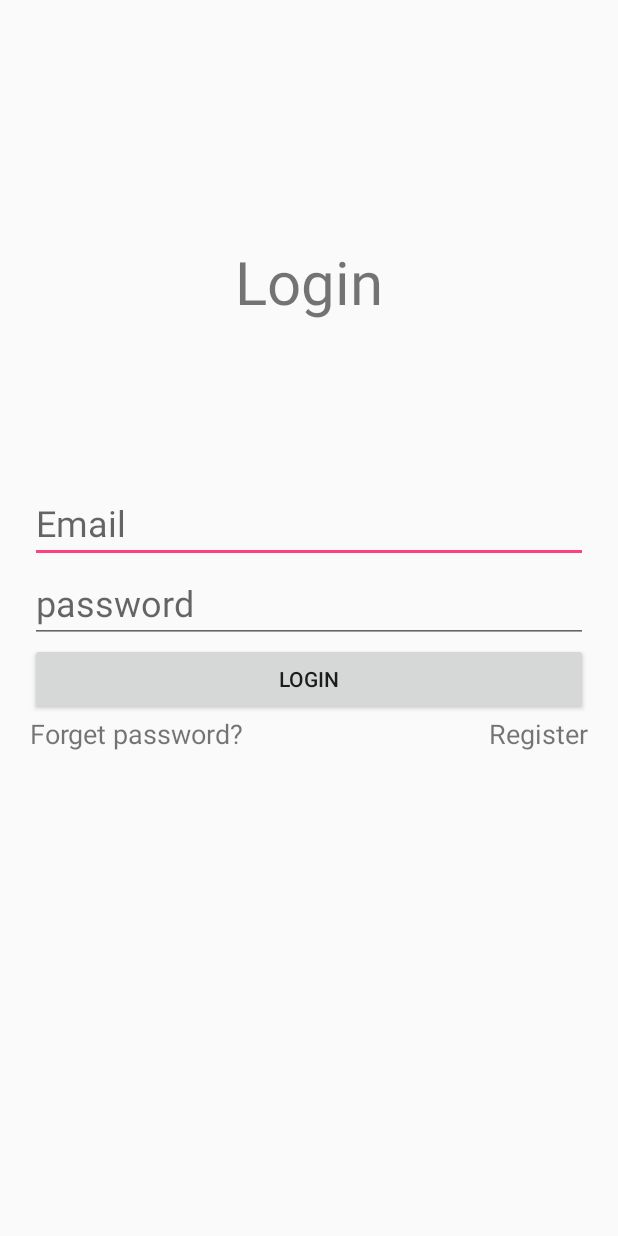
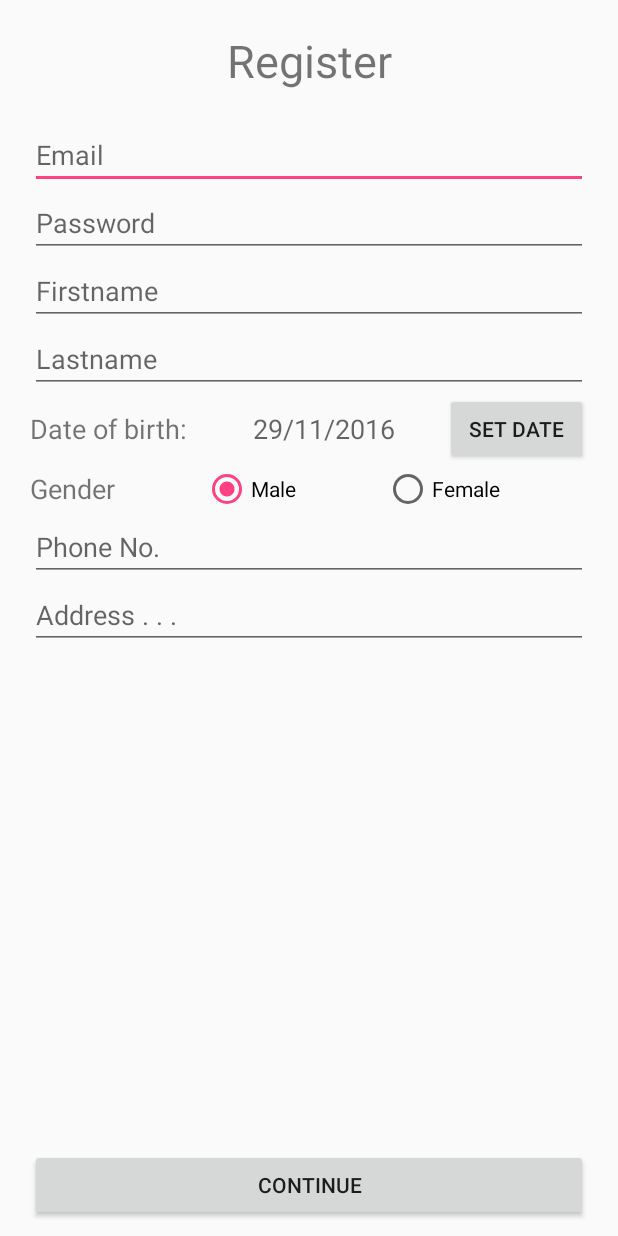
Before and after one commit to 7daysnevermore/SeniorBeautician, an Android app: the screen it shows after launch (EmailLogin before the commit, Register after it), after a tap on "Register", on a phone screen of 412 x 824 dp. Run offline under Robolectric (Android 15) with nearby library versions, the phone set to English and light mode, and no system bars; our stand-ins replace Firebase (no records; nobody signed in at launch, a user with empty details on screens opened directly).

Commit message:
Registration Flow 1st Phase
ทำแค่ xml ของ registration

```diff
--- a/BeautyBlinkBeautician/app/src/main/AndroidManifest.xml
+++ b/BeautyBlinkBeautician/app/src/main/AndroidManifest.xml
@@ -16,6 +16,7 @@
             </intent-filter>
         </activity>
         <activity android:name=".EmailLogin"></activity>
+        <activity android:name=".Register"></activity>
     </application>
 
 </manifest>
--- a/BeautyBlinkBeautician/app/src/main/java/com/example/nunepc/beautyblinkbeautician/EmailLogin.java
+++ b/BeautyBlinkBeautician/app/src/main/java/com/example/nunepc/beautyblinkbeautician/EmailLogin.java
@@ -92,7 +92,10 @@ public class EmailLogin extends AppCompatActivity implements View.OnClickListene
                     EmailPasswordLogin();
                     break;
                 case R.id.register:
-                    Register();
+
+                    Intent intent = new Intent(this, Register.class);
+                    startActivity(intent);
+                    //Register();
                     break;
             }
         }
@@ -111,11 +114,15 @@ public class EmailLogin extends AppCompatActivity implements View.OnClickListene
                 return;
             }
 
+            Toast.makeText(EmailLogin.this, "Test1", Toast.LENGTH_LONG).show();
+
             //authenticate user
             mAuth.signInWithEmailAndPassword(email, password)
                     .addOnCompleteListener(EmailLogin.this, new OnCompleteListener<AuthResult>() {
                         @Override
                         public void onComplete(@NonNull Task<AuthResult> task) {
+
+                            Toast.makeText(EmailLogin.this, "Test", Toast.LENGTH_LONG).show();
                             // If sign in fails, display a message to the user. If sign in succeeds
                             // the auth state listener will be notified and logic to handle the
                             // signed in user can be handled in the listener.
--- a/BeautyBlinkBeautician/app/src/main/java/com/example/nunepc/beautyblinkbeautician/Register.java
+++ b/BeautyBlinkBeautician/app/src/main/java/com/example/nunepc/beautyblinkbeautician/Register.java
@@ -1,8 +1,100 @@
 package com.example.nunepc.beautyblinkbeautician;
+
+
+import android.content.Intent;
+import android.support.v7.app.AppCompatActivity;
+import android.os.Bundle;
+import android.app.DatePickerDialog;
+import android.app.Dialog;
+import android.view.View;
+
+import android.widget.DatePicker;
+import android.widget.TextView;
+import android.widget.Toast;
+
+import com.example.nunepc.beautyblinkbeautician.fragment.GalleryFragment;
+import com.google.firebase.auth.FirebaseAuth;
+import com.google.firebase.auth.FirebaseUser;
+
+import java.util.Calendar;
 
 /**
  * Created by NunePC on 23/11/2559.
  */
 
-public class Register {
+public class Register extends AppCompatActivity implements View.OnClickListener {
+
+    private DatePicker datePicker;
+    private Calendar calendar;
+    private TextView dateView;
+    private int year, month, day;
+
+    @Override
+    protected void onCreate(Bundle savedInstanceState) {
+        super.onCreate(savedInstanceState);
+        setContentView(R.layout.activity_regist1);
+
+        dateView = (TextView) findViewById(R.id.textView3);
+        calendar = Calendar.getInstance();
+        year = calendar.get(Calendar.YEAR);
+
+        month = calendar.get(Calendar.MONTH);
+        day = calendar.get(Calendar.DAY_OF_MONTH);
+        showDate(year, month + 1, day);
+
+        findViewById(R.id.btn_continue).setOnClickListener(this);
+
+    }
+
+    @SuppressWarnings("deprecation")
+    public void setDate(View view) {
+        showDialog(999);
+        Toast.makeText(getApplicationContext(), "ca",
+                Toast.LENGTH_SHORT)
+                .show();
+    }
+
+    @Override
+    protected Dialog onCreateDialog(int id) {
+        // TODO Auto-generated method stub
+        if (id == 999) {
+            return new DatePickerDialog(this,
+                    myDateListener, year, month, day);
+        }
+        return null;
+    }
+
+    private DatePickerDialog.OnDateSetListener myDateListener = new
+            DatePickerDialog.OnDateSetListener() {
+                @Override
+                public void onDateSet(DatePicker arg0,
+                                      int arg1, int arg2, int arg3) {
+                    // TODO Auto-generated method stub
+                    // arg1 = year
+                    // arg2 = month
+                    // arg3 = day
+                    showDate(arg1, arg2 + 1, arg3);
+                }
+            };
+
+    private void showDate(int year, int month, int day) {
+        dateView.setText(new StringBuilder().append(day).append("/")
+                .append(month).append("/").append(year));
+    }
+
+    @Override
+    public void onClick(View v) {
+        switch (v.getId()) {
+            case R.id.btn_continue:
+                setContentView(R.layout.activity_regist2);
+                findViewById(R.id.btn_register).setOnClickListener(this);
+            break;
+            case R.id.btn_register:
+                setContentView(R.layout.activity_pre_verify);
+                findViewById(R.id.btn_skip).setOnClickListener(this);
+            break;
+            case  R.id.btn_skip:
+                startActivity(new Intent(Register.this, MainActivity.class));
+        }
+    }
 }
--- a/BeautyBlinkBeautician/app/src/main/res/layout/activity_regist1.xml
+++ b/BeautyBlinkBeautician/app/src/main/res/layout/activity_regist1.xml
@@ -1,45 +1,158 @@
 <?xml version="1.0" encoding="utf-8"?>
 <LinearLayout xmlns:android="http://schemas.android.com/apk/res/android"
-    android:orientation="vertical" android:layout_width="match_parent"
+    xmlns:tools="http://schemas.android.com/tools"
+    android:layout_width="match_parent"
     android:layout_height="match_parent"
     android:layout_marginLeft="20dp"
-    android:layout_marginRight="20dp">
+    android:layout_marginRight="20dp"
+    android:orientation="vertical">
 
     <TextView
         android:layout_width="match_parent"
         android:layout_height="wrap_content"
-        android:textSize="30dp"
-        android:text="Register"/>
+        android:layout_marginBottom="20dp"
+        android:layout_marginTop="20dp"
+        android:gravity="center_horizontal"
+        android:text="Register"
+        android:textSize="30dp" />
 
-    <EditText
+    <LinearLayout
         android:layout_width="match_parent"
-        android:layout_height="wrap_content"
-        android:inputType="textEmailAddress"
-        android:id="@+id/email"
-        android:hint="Email"/>
+        android:orientation="vertical"
+        android:layout_weight="1"
+        android:layout_height="wrap_content">
 
-    <EditText
+        <EditText
+            android:id="@+id/email"
+            android:layout_width="match_parent"
+            android:layout_height="wrap_content"
+            android:hint="Email"
+            android:inputType="textEmailAddress"
+            android:maxLines="1" />
+
+        <EditText
+            android:id="@+id/pass"
+            android:layout_width="match_parent"
+            android:layout_height="wrap_content"
+            android:hint="Password"
+            android:inputType="textPassword"
+            android:maxLines="1" />
+
+        <EditText
+            android:id="@+id/fname"
+            android:layout_width="match_parent"
+            android:layout_height="wrap_content"
+            android:hint="Firstname"
+            android:inputType="text"
+            android:maxLines="1" />
+
+        <EditText
+            android:id="@+id/lname"
+            android:layout_width="match_parent"
+            android:layout_height="wrap_content"
+            android:hint="Lastname"
+            android:inputType="text"
+            android:maxLines="1" />
+
+        <LinearLayout
+            android:layout_width="match_parent"
+            android:layout_height="wrap_content"
+            android:orientation="horizontal">
+
+            <TextView
+                android:layout_width="wrap_content"
+                android:layout_height="match_parent"
+                android:layout_weight="0.5"
+                android:gravity="center|left"
+                android:text="Date of birth:"
+                android:textSize="18sp" />
+
+            <TextView
+                android:id="@+id/textView3"
+                android:layout_width="wrap_content"
+                android:layout_height="match_parent"
+                android:layout_weight="3"
+                android:gravity="center"
+                android:text="@string/date_selected"
+                android:textAppearance="?android:attr/textAppearanceMedium"
+                android:textSize="18sp" />
+
+            <Button
+                android:id="@+id/button1"
+                android:layout_width="wrap_content"
+                android:layout_height="match_parent"
+                android:layout_alignParentTop="true"
+                android:layout_centerHorizontal="true"
+                android:layout_weight="0.3"
+                android:onClick="setDate"
+                android:text="@string/date_button_set" />
+        </LinearLayout>
+
+        <LinearLayout
+            android:layout_width="match_parent"
+            android:layout_height="wrap_content"
+            android:orientation="horizontal">
+
+            <TextView
+                android:layout_width="wrap_content"
+                android:layout_height="match_parent"
+                android:layout_weight="1"
+                android:gravity="center|left"
+                android:text="Gender"
+                android:textSize="18sp" />
+
+            <RadioGroup
+                android:layout_width="wrap_content"
+                android:layout_height="wrap_content"
+                android:checkedButton="@+id/male"
+                android:layout_weight="2"
+                android:orientation="horizontal">
+
+                <RadioButton
+                    android:id="@+id/male"
+                    android:layout_width="wrap_content"
+                    android:layout_height="wrap_content"
+                    android:layout_weight="1"
+                    android:text="Male" />
+
+                <RadioButton
+                    android:id="@+id/female"
+                    android:layout_width="wrap_content"
+                    android:layout_height="wrap_content"
+                    android:layout_weight="1"
+                    android:text="Female" />
+            </RadioGroup>
+
+
+        </LinearLayout>
+
+        <EditText
+            android:id="@+id/phone"
+            android:layout_width="match_parent"
+            android:layout_height="wrap_content"
+            android:hint="Phone No."
+            android:inputType="number"
+            android:maxLines="1" />
+
+        <EditText
+            android:layout_width="match_parent"
+            android:layout_height="wrap_content"
+            android:hint="Address . . ."
+            android:inputType="textMultiLine"
+            android:maxLines="3" />
+
+    </LinearLayout>
+
+    <LinearLayout
         android:layout_width="match_parent"
-        android:layout_height="wrap_content"
-        android:inputType="textPassword"
-        android:id="@+id/pass"
-        android:hint="Password"/>
+        android:layout_height="wrap_content">
 
-    <EditText
-        android:layout_width="match_parent"
-        android:layout_height="wrap_content"
-        android:id="@+id/fname"
-        android:text="Firstname"/>
-
-    <EditText
-        android:layout_width="match_parent"
-        android:layout_height="wrap_content"
-        android:id="@+id/lname"
-        android:hint="Lastname"/>
-
-    <Button
-        android:layout_width="match_parent"
-        android:layout_height="wrap_content"
-        android:text="Continue"/>
+        <Button
+            android:id="@+id/btn_continue"
+            android:layout_marginBottom="10dp"
+            android:layout_width="match_parent"
+            android:layout_height="wrap_content"
+            android:text="Continue" />
+    </LinearLayout>
 
 </LinearLayout>
--- a/BeautyBlinkBeautician/app/src/main/res/values/strings.xml
+++ b/BeautyBlinkBeautician/app/src/main/res/values/strings.xml
@@ -2,4 +2,13 @@
     <string name="app_name">BeautyBlinkBeautician</string>
     <string name="open_drawer">Open Menu</string>
     <string name="close_drawer">Close Menu</string>
+
+    <!-- DatePicker -->
+    <string name="action_settings">Settings</string>
+    <string name="hello_world">Hello world!</string>
+    <string name="date_label_set">Press the button to set the date</string>
+    <string name="date_button_set">Set Date</string>
+    <string name="date_view_set">The Date is: </string>
+    <string name="date_selected"></string>
+
 </resources>
```
Also changed, not shown: BeautyBlinkBeautician/app/src/main/res/layout/activity_pre_verify.xml (added, +48 -0 lines), BeautyBlinkBeautician/app/src/main/res/layout/activity_regist2.xml (added, +190 -0 lines).
